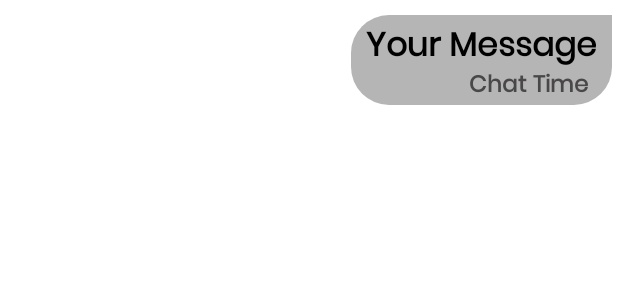
After one commit to i-osama/Zee-Link, an Android app: the layout chat_right_decoration.xml on its own in the app's theme, with its tools: preview values and no code run, on a phone screen of 412 x 824 dp. The commit adds this screen. Shown: the top 300 px of the screen. Run offline under Robolectric (Android 15) with nearby library versions, the phone set to English and light mode, and no system bars.

Commit message:
Chat designs

```diff
--- /dev/null
+++ b/app/src/main/res/drawable/chat_bubble_right.xml
@@ -0,0 +1,11 @@
+<?xml version="1.0" encoding="utf-8"?>
+<shape xmlns:android="http://schemas.android.com/apk/res/android">
+
+    <solid android:color="@color/th_grayTrans"/>
+    <corners android:topLeftRadius="@dimen/cornerRadius"
+        android:bottomRightRadius="@dimen/cornerRadius"
+        android:bottomLeftRadius="@dimen/cornerRadius"/>
+    <size android:width="150dp"
+        android:height="60dp"/>
+
+</shape>
--- /dev/null
+++ b/app/src/main/res/layout/chat_right_decoration.xml
@@ -0,0 +1,60 @@
+<?xml version="1.0" encoding="utf-8"?>
+<androidx.constraintlayout.widget.ConstraintLayout xmlns:android="http://schemas.android.com/apk/res/android"
+    android:layout_width="match_parent"
+    android:layout_height="wrap_content"
+    xmlns:app="http://schemas.android.com/apk/res-auto">
+
+    <androidx.constraintlayout.widget.ConstraintLayout
+        android:layout_width="wrap_content"
+        android:layout_height="wrap_content"
+
+        android:background="@drawable/chat_bubble_right"
+        android:layout_marginTop="10dp"
+        android:layout_marginBottom="10dp"
+        android:layout_marginEnd="4dp"
+        android:layout_marginStart="55dp"
+
+        android:paddingStart="10dp"
+        android:paddingEnd="10dp"
+        android:paddingTop="4dp"
+        android:paddingBOttom="4dp"
+
+        app:layout_constraintTop_toTopOf="parent"
+        app:layout_constraintEnd_toEndOf="parent">
+
+
+    <TextView
+        android:id="@+id/conversation"
+        android:layout_width="wrap_content"
+        android:layout_height="wrap_content"
+        android:fontFamily="@font/poppins"
+        android:text="Your Message"
+        android:textColor="@color/black"
+        android:textSize="@dimen/chatTextSize"
+        android:textStyle="bold"
+
+        android:includeFontPadding="false"
+
+        app:layout_constraintTop_toTopOf="parent"
+        app:layout_constraintEnd_toEndOf="parent"/>
+    <TextView
+        android:id="@+id/conversationTime"
+        android:layout_width="wrap_content"
+        android:layout_height="wrap_content"
+        android:textColor="#494747"
+        android:fontFamily="@font/poppins"
+        android:textStyle="bold"
+        android:textSize="15sp"
+        android:text="Chat Time"
+        android:paddingHorizontal="6dp"
+        android:paddingBottom="3dp"
+        android:includeFontPadding="false"
+
+        app:layout_constraintTop_toBottomOf="@id/conversation"
+        app:layout_constraintEnd_toEndOf="parent"/>
+
+
+    </androidx.constraintlayout.widget.ConstraintLayout>
+
+
+</androidx.constraintlayout.widget.ConstraintLayout>
--- a/app/src/main/res/values/colors.xml
+++ b/app/src/main/res/values/colors.xml
@@ -11,4 +11,6 @@
     <!--    Customized-->
     <color name="th_white">#fff</color>
     <color name="th_black">#0B0A0A</color>
+    <color name="th_tealTrans">#860CBFAE</color>
+    <color name="th_grayTrans">#7C676868</color>
 </resources>
--- /dev/null
+++ b/app/src/main/res/values/dimen.xml
@@ -0,0 +1,5 @@
+<?xml version="1.0" encoding="utf-8"?>
+<resources>
+    <dimen name="cornerRadius">25dp</dimen>
+    <dimen name="chatTextSize">22sp</dimen>
+</resources>
```
Also changed, not shown: app/src/main/res/drawable/chat_bubble_left.xml (added, +11 -0 lines), app/src/main/res/layout/activity_chat.xml (+11 -0 lines), app/src/main/res/layout/chat_left_decoration.xml (added, +51 -0 lines), app/src/main/res/font/poppins.ttf (added).
